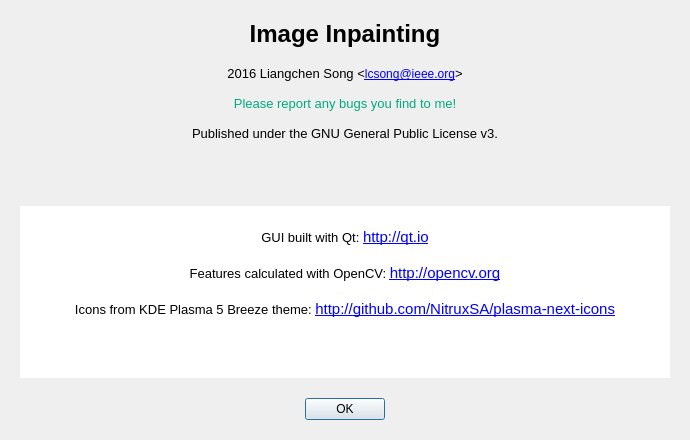
Old version of the form ui/windowAbout.ui in the repository lsongx/ImageInpaintingWithQT.
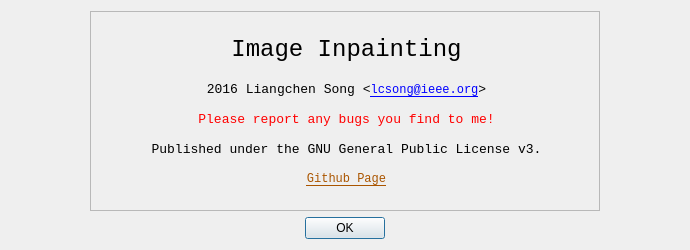
New version of the form.

Diff of the .ui file:
```diff
--- a/ui/windowAbout.ui
+++ b/ui/windowAbout.ui
@@ -10,7 +10,7 @@
     <x>0</x>
     <y>0</y>
     <width>690</width>
-    <height>440</height>
+    <height>250</height>
    </rect>
   </property>
   <property name="sizePolicy">
@@ -22,15 +22,20 @@
   <property name="minimumSize">
    <size>
     <width>690</width>
-    <height>440</height>
+    <height>250</height>
    </size>
   </property>
   <property name="maximumSize">
    <size>
     <width>690</width>
-    <height>440</height>
+    <height>250</height>
    </size>
   </property>
+  <property name="font">
+   <font>
+    <family>Segoe UI</family>
+   </font>
+  </property>
   <property name="contextMenuPolicy">
    <enum>Qt::NoContextMenu</enum>
   </property>
@@ -47,21 +52,6 @@
    <bool>true</bool>
   </property>
   <layout class="QVBoxLayout" name="verticalLayout">
-   <property name="spacing">
-    <number>20</number>
-   </property>
-   <property name="leftMargin">
-    <number>20</number>
-   </property>
-   <property name="topMargin">
-    <number>20</number>
-   </property>
-   <property name="rightMargin">
-    <number>20</number>
-   </property>
-   <property name="bottomMargin">
-    <number>20</number>
-   </property>
    <item>
     <layout class="QHBoxLayout" name="horizontalLayout">
      <property name="spacing">
@@ -70,7 +60,7 @@
      <property name="sizeConstraint">
       <enum>QLayout::SetMinimumSize</enum>
      </property>
-     <item alignment="Qt::AlignHCenter|Qt::AlignVCenter">
+     <item>
       <widget class="QLabel" name="label_3">
        <property name="sizePolicy">
         <sizepolicy hsizetype="Minimum" vsizetype="Preferred">
@@ -90,21 +80,31 @@
          <height>16777215</height>
         </size>
        </property>
+       <property name="font">
+        <font>
+         <family>Courier New</family>
+        </font>
+       </property>
+       <property name="frameShape">
+        <enum>QFrame::StyledPanel</enum>
+       </property>
+       <property name="frameShadow">
+        <enum>QFrame::Raised</enum>
+       </property>
        <property name="text">
         <string>&lt;!DOCTYPE HTML PUBLIC &quot;-//W3C//DTD HTML 4.0//EN&quot; &quot;http://www.w3.org/TR/REC-html40/strict.dtd&quot;&gt;
 &lt;html&gt;&lt;head&gt;&lt;meta name=&quot;qrichtext&quot; content=&quot;1&quot; /&gt;&lt;style type=&quot;text/css&quot;&gt;
 p, li { white-space: pre-wrap; }
-&lt;/style&gt;&lt;/head&gt;&lt;body style=&quot; font-family:'SimSun'; font-size:9pt; font-weight:400; font-style:normal;&quot;&gt;
-&lt;p align=&quot;center&quot; style=&quot; margin-top:0px; margin-bottom:0px; margin-left:0px; margin-right:0px; -qt-block-indent:0; text-indent:0px;&quot;&gt;&lt;span style=&quot; font-family:'Sans'; font-size:18pt; font-weight:600; color:#000000;&quot;&gt;Image Inpainting&lt;/span&gt;&lt;/p&gt;
-&lt;p align=&quot;center&quot; style=&quot;-qt-paragraph-type:empty; margin-top:0px; margin-bottom:0px; margin-left:0px; margin-right:0px; -qt-block-indent:0; text-indent:0px; font-family:'Ubuntu'; font-size:11pt;&quot;&gt;&lt;br /&gt;&lt;/p&gt;
-&lt;p align=&quot;center&quot; style=&quot; margin-top:0px; margin-bottom:0px; margin-left:0px; margin-right:0px; -qt-block-indent:0; text-indent:0px;&quot;&gt;&lt;span style=&quot; font-family:'Sans'; font-size:10pt;&quot;&gt;2016 Liangchen Song &amp;lt;&lt;/span&gt;&lt;a href=&quot;mailto:lcsong@ieee.org&quot;&gt;&lt;span style=&quot; text-decoration: underline; color:#0000ff;&quot;&gt;lcsong@ieee.org&lt;/span&gt;&lt;/a&gt;&lt;span style=&quot; font-family:'Sans'; font-size:10pt;&quot;&gt;&amp;gt;&lt;/span&gt;&lt;/p&gt;
-&lt;p align=&quot;center&quot; style=&quot;-qt-paragraph-type:empty; margin-top:0px; margin-bottom:0px; margin-left:0px; margin-right:0px; -qt-block-indent:0; text-indent:0px; font-family:'Sans'; font-size:10pt;&quot;&gt;&lt;br /&gt;&lt;/p&gt;
-&lt;p align=&quot;center&quot; style=&quot; margin-top:0px; margin-bottom:0px; margin-left:0px; margin-right:0px; -qt-block-indent:0; text-indent:0px;&quot;&gt;&lt;span style=&quot; font-size:10pt; color:#00aa7f;&quot;&gt;Please report&lt;/span&gt;&lt;span style=&quot; font-size:10pt; color:#00aa7f;&quot;&gt; any &lt;/span&gt;&lt;span style=&quot; font-size:10pt; color:#00aa7f;&quot;&gt;bugs&lt;/span&gt;&lt;span style=&quot; font-size:10pt; color:#00aa7f;&quot;&gt; you find to me!&lt;/span&gt;&lt;/p&gt;
-&lt;p align=&quot;center&quot; style=&quot;-qt-paragraph-type:empty; margin-top:0px; margin-bottom:0px; margin-left:0px; margin-right:0px; -qt-block-indent:0; text-indent:0px; font-family:'Sans'; font-size:10pt;&quot;&gt;&lt;br /&gt;&lt;/p&gt;
-&lt;p align=&quot;center&quot; style=&quot; margin-top:0px; margin-bottom:0px; margin-left:0px; margin-right:0px; -qt-block-indent:0; text-indent:0px;&quot;&gt;&lt;span style=&quot; font-family:'Sans'; font-size:10pt;&quot;&gt;Published under the GNU General Public License v3.&lt;/span&gt;&lt;/p&gt;
-&lt;p align=&quot;center&quot; style=&quot;-qt-paragraph-type:empty; margin-top:0px; margin-bottom:0px; margin-left:0px; margin-right:0px; -qt-block-indent:0; text-indent:0px; font-family:'Sans'; font-size:10pt;&quot;&gt;&lt;br /&gt;&lt;/p&gt;
-&lt;p style=&quot;-qt-paragraph-type:empty; margin-top:0px; margin-bottom:0px; margin-left:0px; margin-right:0px; -qt-block-indent:0; text-indent:0px; font-family:'Sans'; font-size:10pt;&quot;&gt;&lt;br /&gt;&lt;/p&gt;
-&lt;p style=&quot;-qt-paragraph-type:empty; margin-top:0px; margin-bottom:0px; margin-left:0px; margin-right:0px; -qt-block-indent:0; text-indent:0px; font-family:'Sans'; font-size:10pt;&quot;&gt;&lt;br /&gt;&lt;/p&gt;&lt;/body&gt;&lt;/html&gt;</string>
+&lt;/style&gt;&lt;/head&gt;&lt;body style=&quot; font-family:'Courier New'; font-size:9pt; font-weight:400; font-style:normal;&quot;&gt;
+&lt;p align=&quot;center&quot; style=&quot; margin-top:0px; margin-bottom:0px; margin-left:0px; margin-right:0px; -qt-block-indent:0; text-indent:0px;&quot;&gt;&lt;span style=&quot; font-size:18pt; color:#000000;&quot;&gt;Image Inpainting&lt;/span&gt;&lt;/p&gt;
+&lt;p align=&quot;center&quot; style=&quot;-qt-paragraph-type:empty; margin-top:0px; margin-bottom:0px; margin-left:0px; margin-right:0px; -qt-block-indent:0; text-indent:0px; font-size:11pt;&quot;&gt;&lt;br /&gt;&lt;/p&gt;
+&lt;p align=&quot;center&quot; style=&quot; margin-top:0px; margin-bottom:0px; margin-left:0px; margin-right:0px; -qt-block-indent:0; text-indent:0px;&quot;&gt;&lt;span style=&quot; font-size:10pt;&quot;&gt;2016 Liangchen Song &amp;lt;&lt;/span&gt;&lt;a href=&quot;mailto:lcsong@ieee.org&quot;&gt;&lt;span style=&quot; text-decoration: underline; color:#0000ff;&quot;&gt;lcsong@ieee.org&lt;/span&gt;&lt;/a&gt;&lt;span style=&quot; font-size:10pt;&quot;&gt;&amp;gt;&lt;/span&gt;&lt;/p&gt;
+&lt;p align=&quot;center&quot; style=&quot;-qt-paragraph-type:empty; margin-top:0px; margin-bottom:0px; margin-left:0px; margin-right:0px; -qt-block-indent:0; text-indent:0px; font-size:10pt;&quot;&gt;&lt;br /&gt;&lt;/p&gt;
+&lt;p align=&quot;center&quot; style=&quot; margin-top:0px; margin-bottom:0px; margin-left:0px; margin-right:0px; -qt-block-indent:0; text-indent:0px;&quot;&gt;&lt;span style=&quot; font-size:10pt; color:#ff0000;&quot;&gt;Please report any bugs you find to me!&lt;/span&gt;&lt;/p&gt;
+&lt;p align=&quot;center&quot; style=&quot;-qt-paragraph-type:empty; margin-top:0px; margin-bottom:0px; margin-left:0px; margin-right:0px; -qt-block-indent:0; text-indent:0px; font-size:10pt;&quot;&gt;&lt;br /&gt;&lt;/p&gt;
+&lt;p align=&quot;center&quot; style=&quot; margin-top:0px; margin-bottom:0px; margin-left:0px; margin-right:0px; -qt-block-indent:0; text-indent:0px;&quot;&gt;&lt;span style=&quot; font-size:10pt;&quot;&gt;Published under the GNU General Public License v3.&lt;/span&gt;&lt;/p&gt;
+&lt;p align=&quot;center&quot; style=&quot;-qt-paragraph-type:empty; margin-top:0px; margin-bottom:0px; margin-left:0px; margin-right:0px; -qt-block-indent:0; text-indent:0px; font-size:10pt;&quot;&gt;&lt;br /&gt;&lt;/p&gt;
+&lt;p align=&quot;center&quot; style=&quot; margin-top:0px; margin-bottom:0px; margin-left:0px; margin-right:0px; -qt-block-indent:0; text-indent:0px;&quot;&gt;&lt;a href=&quot;https://github.com/LcDog/ImageInpaintingWithQT&quot;&gt;&lt;span style=&quot; text-decoration: underline; color:#aa5500;&quot;&gt;Github Page&lt;/span&gt;&lt;/a&gt;&lt;/p&gt;&lt;/body&gt;&lt;/html&gt;</string>
        </property>
        <property name="textFormat">
         <enum>Qt::RichText</enum>
@@ -113,41 +113,6 @@
      </item>
     </layout>
    </item>
-   <item>
-    <widget class="QTextEdit" name="textEdit">
-     <property name="sizePolicy">
-      <sizepolicy hsizetype="Expanding" vsizetype="Expanding">
-       <horstretch>0</horstretch>
-       <verstretch>0</verstretch>
-      </sizepolicy>
-     </property>
-     <property name="cursor" stdset="0">
-      <cursorShape>ArrowCursor</cursorShape>
-     </property>
-     <property name="frameShape">
-      <enum>QFrame::NoFrame</enum>
-     </property>
-     <property name="readOnly">
-      <bool>true</bool>
-     </property>
-     <property name="html">
-      <string>&lt;!DOCTYPE HTML PUBLIC &quot;-//W3C//DTD HTML 4.0//EN&quot; &quot;http://www.w3.org/TR/REC-html40/strict.dtd&quot;&gt;
-&lt;html&gt;&lt;head&gt;&lt;meta name=&quot;qrichtext&quot; content=&quot;1&quot; /&gt;&lt;style type=&quot;text/css&quot;&gt;
-p, li { white-space: pre-wrap; }
-&lt;/style&gt;&lt;/head&gt;&lt;body style=&quot; font-family:'SimSun'; font-size:9pt; font-weight:400; font-style:normal;&quot;&gt;
-&lt;p align=&quot;center&quot; style=&quot;-qt-paragraph-type:empty; margin-top:0px; margin-bottom:0px; margin-left:0px; margin-right:0px; -qt-block-indent:0; text-indent:0px; font-family:'Ubuntu'; font-size:11pt;&quot;&gt;&lt;br /&gt;&lt;/p&gt;
-&lt;p align=&quot;center&quot; style=&quot; margin-top:0px; margin-bottom:0px; margin-left:0px; margin-right:0px; -qt-block-indent:0; text-indent:0px;&quot;&gt;&lt;span style=&quot; font-family:'Sans'; font-size:10pt;&quot;&gt;GUI built with Qt: &lt;/span&gt;&lt;a href=&quot;http://qt.io&quot;&gt;&lt;span style=&quot; font-family:'Ubuntu'; font-size:11pt; text-decoration: underline; color:#0000ff;&quot;&gt;http://qt.io&lt;/span&gt;&lt;/a&gt;&lt;/p&gt;
-&lt;p align=&quot;center&quot; style=&quot;-qt-paragraph-type:empty; margin-top:0px; margin-bottom:0px; margin-left:0px; margin-right:0px; -qt-block-indent:0; text-indent:0px; font-family:'Ubuntu'; font-size:11pt; text-decoration: underline; color:#0000ff;&quot;&gt;&lt;br /&gt;&lt;/p&gt;
-&lt;p align=&quot;center&quot; style=&quot; margin-top:0px; margin-bottom:0px; margin-left:0px; margin-right:0px; -qt-block-indent:0; text-indent:0px;&quot;&gt;&lt;span style=&quot; font-family:'Sans'; font-size:10pt;&quot;&gt;Features calculated with OpenCV: &lt;/span&gt;&lt;a href=&quot;http://opencv.org&quot;&gt;&lt;span style=&quot; font-family:'Ubuntu'; font-size:11pt; text-decoration: underline; color:#0000ff;&quot;&gt;http://opencv.org&lt;/span&gt;&lt;/a&gt;&lt;/p&gt;
-&lt;p align=&quot;center&quot; style=&quot;-qt-paragraph-type:empty; margin-top:0px; margin-bottom:0px; margin-left:0px; margin-right:0px; -qt-block-indent:0; text-indent:0px; font-family:'Ubuntu'; font-size:11pt; text-decoration: underline; color:#0000ff;&quot;&gt;&lt;br /&gt;&lt;/p&gt;
-&lt;p align=&quot;center&quot; style=&quot; margin-top:0px; margin-bottom:0px; margin-left:0px; margin-right:0px; -qt-block-indent:0; text-indent:0px;&quot;&gt;&lt;span style=&quot; font-family:'Sans'; font-size:10pt;&quot;&gt;Icons from KDE Plasma 5 Breeze theme: &lt;/span&gt;&lt;a href=&quot;http://github.com/NitruxSA/plasma-next-icons&quot;&gt;&lt;span style=&quot; font-family:'Ubuntu'; font-size:11pt; text-decoration: underline; color:#0000ff;&quot;&gt;http://github.com/NitruxSA/plasma-next-icons&lt;/span&gt;&lt;/a&gt;&lt;/p&gt;
-&lt;p align=&quot;center&quot; style=&quot;-qt-paragraph-type:empty; margin-top:0px; margin-bottom:0px; margin-left:0px; margin-right:0px; -qt-block-indent:0; text-indent:0px; font-family:'Sans'; font-size:10pt;&quot;&gt;&lt;br /&gt;&lt;/p&gt;&lt;/body&gt;&lt;/html&gt;</string>
-     </property>
-     <property name="textInteractionFlags">
-      <set>Qt::LinksAccessibleByKeyboard|Qt::LinksAccessibleByMouse</set>
-     </property>
-    </widget>
-   </item>
    <item>
     <widget class="QDialogButtonBox" name="buttonBox">
      <property name="standardButtons">
```
Left out of the diff: 3 changed lines with no effect on the pictures.
